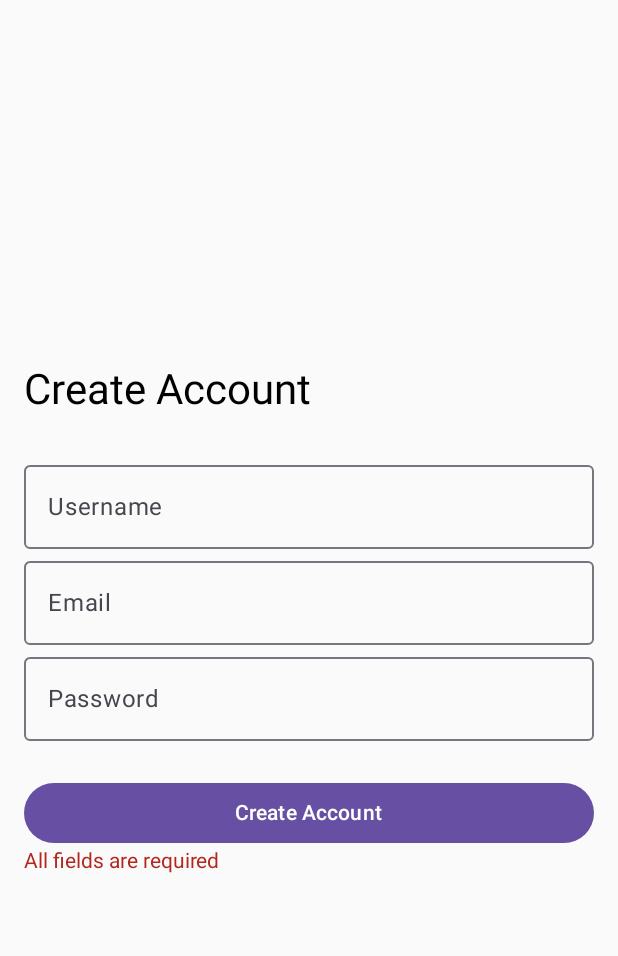
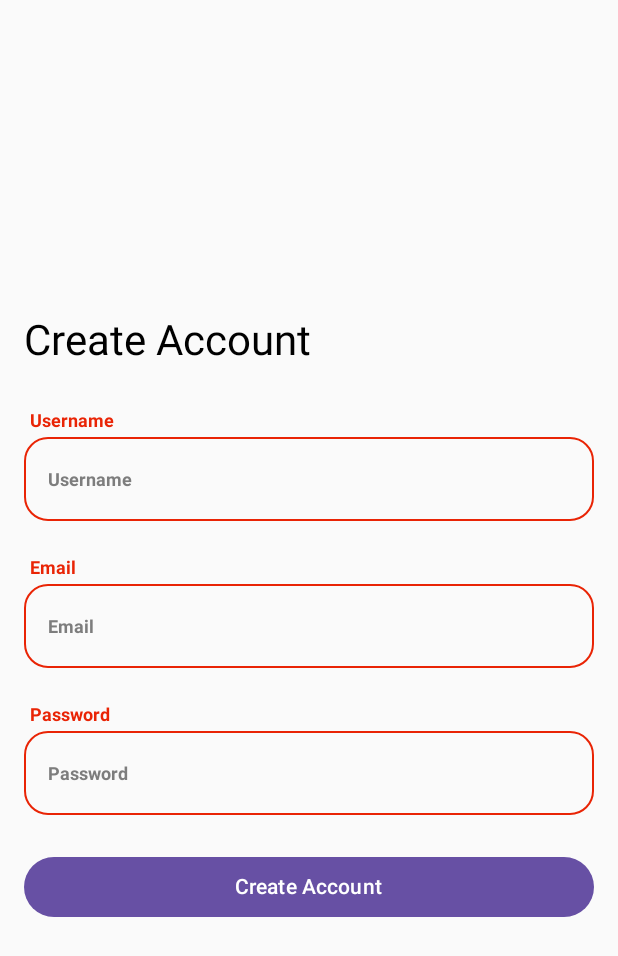
Before and after one commit to Tan4y/diploma-project-tudy, an Android app built with Jetpack Compose: the screen it shows after launch (MainActivity), after a tap on "Create Account", on a phone screen of 412 x 824 dp. Shown: the top 956 px of the screen. Run offline under Robolectric (Android 15) with nearby library versions, the phone set to English and light mode, and no system bars.

Commit message:
Text field with label and placeholder

```diff
--- a/composeApp/src/androidMain/kotlin/org/tues/tudy/ui/auth/RegisterScreen.kt
+++ b/composeApp/src/androidMain/kotlin/org/tues/tudy/ui/auth/RegisterScreen.kt
@@ -1,5 +1,6 @@
 package org.tues.tudy.ui.auth
 
+import CustomTextField
 import androidx.compose.foundation.layout.*
 import androidx.compose.material3.*
 import androidx.compose.runtime.*
@@ -15,11 +16,15 @@ fun RegisterScreen(
     previewState: RegisterState? = null
 ) {
     val state = previewState ?: viewModel.state.collectAsState().value
+
     var username by remember { mutableStateOf("") }
     var email by remember { mutableStateOf("") }
     var password by remember { mutableStateOf("") }
 
-    //val state = viewModel.state.collectAsState().value
+    // Error states for each field
+    var usernameError by remember { mutableStateOf<String?>(null) }
+    var emailError by remember { mutableStateOf<String?>(null) }
+    var passwordError by remember { mutableStateOf<String?>(null) }
 
     Column(
         modifier = Modifier
@@ -31,31 +36,67 @@ fun RegisterScreen(
 
         Spacer(modifier = Modifier.height(24.dp))
 
-        OutlinedTextField(
+        // USERNAME
+        CustomTextField(
             value = username,
-            onValueChange = { username = it },
-            label = { Text("Username") },
-            modifier = Modifier.fillMaxWidth()
+            onValueChange = {
+                username = it
+                usernameError = null // clear error on typing
+            },
+            label = "Username",
+            error = usernameError
         )
 
-        OutlinedTextField(
+        Spacer(modifier = Modifier.height(20.dp))
+
+        // EMAIL
+        CustomTextField(
             value = email,
-            onValueChange = { email = it },
-            label = { Text("Email") },
-            modifier = Modifier.fillMaxWidth()
+            onValueChange = {
+                email = it
+                emailError = null
+            },
+            label = "Email",
+            error = emailError
         )
 
-        OutlinedTextField(
+        Spacer(modifier = Modifier.height(20.dp))
+
+        // PASSWORD
+        CustomTextField(
             value = password,
-            onValueChange = { password = it },
-            label = { Text("Password") },
-            modifier = Modifier.fillMaxWidth()
+            onValueChange = {
+                password = it
+                passwordError = null
+            },
+            label = "Password",
+            error = passwordError
         )
 
         Spacer(modifier = Modifier.height(24.dp))
 
         Button(
-            onClick = { viewModel.register(username, email, password) },
+            onClick = {
+                // Validate all fields on submit
+                var valid = true
+
+                if (username.isEmpty()) {
+                    usernameError = "Username is required"
+                    valid = false
+                }
+                if (email.isEmpty()) {
+                    emailError = "Email is required"
+                    valid = false
+                }
+                if (password.isEmpty()) {
+                    passwordError = "Password is required"
+                    valid = false
+                }
+
+                if (valid) {
+                    viewModel.register(username, email, password)
+                }
+            },
             enabled = !state.loading,
             modifier = Modifier.fillMaxWidth()
         ) {
--- /dev/null
+++ b/composeApp/src/androidMain/kotlin/org/tues/tudy/ui/components/CustomTextField.kt
@@ -0,0 +1,78 @@
+// ui/components/CustomTextField.kt
+import Dimens.BorderRadius200
+import androidx.compose.animation.animateContentSize
+import androidx.compose.foundation.border
+import androidx.compose.foundation.layout.Box
+import androidx.compose.foundation.layout.Column
+import androidx.compose.foundation.layout.fillMaxWidth
+import androidx.compose.foundation.layout.offset
+import androidx.compose.foundation.layout.padding
+import androidx.compose.foundation.shape.RoundedCornerShape
+import androidx.compose.foundation.text.input.rememberTextFieldState
+import androidx.compose.material3.MaterialTheme
+import androidx.compose.material3.Text
+import androidx.compose.material3.TextField
+import androidx.compose.material3.TextFieldDefaults
+import androidx.compose.runtime.Composable
+import androidx.compose.runtime.MutableState
+import androidx.compose.runtime.mutableStateOf
+import androidx.compose.runtime.remember
+import androidx.compose.ui.Modifier
+import androidx.compose.ui.focus.onFocusChanged
+import androidx.compose.ui.unit.dp
+
+
+@Composable
+fun CustomTextField(
+    value: String,
+    onValueChange: (String) -> Unit,
+    label: String,
+    modifier: Modifier = Modifier,
+    error: String? = null,
+) {
+    val isFocused = remember { mutableStateOf(false) }
+    val shouldFloat = isFocused.value || value.isNotEmpty()
+
+    val stateColor = when {
+        error != null -> ErrorColor
+        isFocused.value -> PrimaryColor1
+        value.isNotEmpty() -> BaseColor100
+        else -> BaseColor80
+    }
+
+    Column(modifier = modifier.fillMaxWidth()) {
+        Text(
+            text = label,
+            style = AppTypography.Caption1,
+            color = if (stateColor == BaseColor80) androidx.compose.ui.graphics.Color.Transparent else stateColor,
+            modifier = Modifier
+                .padding(Dimens.Space25)
+                .animateContentSize()
+        )
+        Box(
+            modifier = modifier
+                .fillMaxWidth()
+                .border(
+                    width = 1.dp,
+                    color = stateColor,
+                    shape = RoundedCornerShape(BorderRadius200)
+                )
+        ) {
+            TextField(
+                value = value,
+                onValueChange = onValueChange,textStyle = AppTypography.Paragraph1.copy(color = stateColor),
+                placeholder = { Text(text = label, style = AppTypography.Caption1.copy(color = BaseColor80)) },
+                modifier = Modifier
+                    .fillMaxWidth()
+                    .onFocusChanged { isFocused.value = it.isFocused },
+                colors = TextFieldDefaults.colors(
+                    unfocusedContainerColor = androidx.compose.ui.graphics.Color.Transparent,
+                    focusedContainerColor = androidx.compose.ui.graphics.Color.Transparent,
+                    focusedIndicatorColor = androidx.compose.ui.graphics.Color.Transparent,
+                    unfocusedIndicatorColor = androidx.compose.ui.graphics.Color.Transparent,
+                    disabledIndicatorColor = MaterialTheme.colorScheme.surface,
+                ),
+            )
+        }
+    }
+}
--- a/composeApp/src/androidMain/kotlin/org/tues/tudy/ui/components/TextField.kt
+++ /dev/null
@@ -1,43 +0,0 @@
-// ui/components/TextField.kt
-import AppTypography.Caption1
-import Dimens.BorderRadius200
-import android.R.attr.theme
-import androidx.compose.foundation.border
-import androidx.compose.foundation.layout.Box
-import androidx.compose.foundation.layout.fillMaxWidth
-import androidx.compose.foundation.shape.RoundedCornerShape
-import androidx.compose.material3.Text
-import androidx.compose.material3.TextField
-import androidx.compose.material3.TextFieldDefaults
-import androidx.compose.runtime.Composable
-import androidx.compose.runtime.MutableState
-import androidx.compose.ui.Modifier
-import androidx.compose.ui.graphics.Color
-import androidx.compose.ui.unit.dp
-
-
-@Composable
-fun TextField(
-    value: MutableState<String>,
-    label: String,
-    modifier: Modifier = Modifier
-) {
-    Box(
-        modifier = modifier
-            .fillMaxWidth()
-            .border(
-                width = 1.dp,
-                color = BaseColor80,
-                shape = RoundedCornerShape(BorderRadius200)
-            )
-    ) {
-        TextField(
-            value = value.value,
-            onValueChange = { value.value = it },
-            label = { Text(label, style = AppTypography.Caption1) },
-            modifier = Modifier.fillMaxWidth(),
-            shape = RoundedCornerShape(BorderRadius200),
-            textStyle = AppTypography.Paragraph1
-        )
-    }
-}
```
